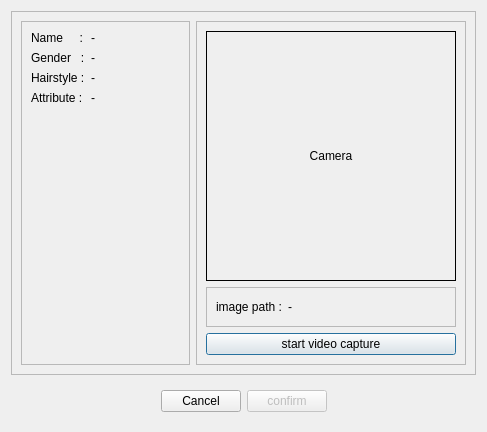
Old version of the form ui/admgui/all_ui/event_setting/camera_confirm_dialog.ui in the repository RaynoldPanjiZ/gui_pyside6.
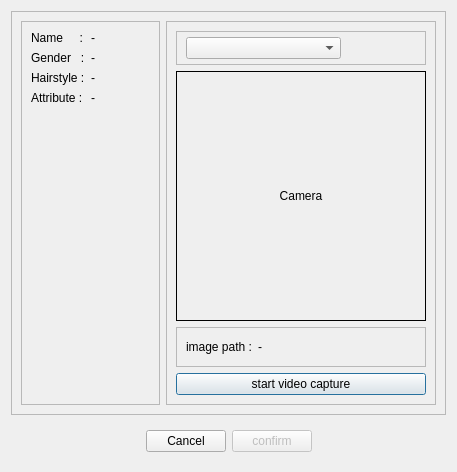
New version of the form.

Patch:
```diff
--- a/ui/admgui/all_ui/event_setting/camera_confirm_dialog.ui
+++ b/ui/admgui/all_ui/event_setting/camera_confirm_dialog.ui
@@ -6,16 +6,28 @@
    <rect>
     <x>0</x>
     <y>0</y>
-    <width>487</width>
-    <height>430</height>
+    <width>457</width>
+    <height>471</height>
    </rect>
   </property>
+  <property name="sizePolicy">
+   <sizepolicy hsizetype="Preferred" vsizetype="Preferred">
+    <horstretch>0</horstretch>
+    <verstretch>0</verstretch>
+   </sizepolicy>
+  </property>
   <property name="windowTitle">
    <string>Dialog</string>
   </property>
   <layout class="QVBoxLayout" name="verticalLayout">
    <item>
     <widget class="QFrame" name="frame_2">
+     <property name="sizePolicy">
+      <sizepolicy hsizetype="Preferred" vsizetype="Preferred">
+       <horstretch>0</horstretch>
+       <verstretch>0</verstretch>
+      </sizepolicy>
+     </property>
      <property name="frameShape">
       <enum>QFrame::StyledPanel</enum>
      </property>
@@ -119,6 +131,12 @@
       </item>
       <item>
        <widget class="QFrame" name="frame_4">
+        <property name="sizePolicy">
+         <sizepolicy hsizetype="Preferred" vsizetype="Preferred">
+          <horstretch>0</horstretch>
+          <verstretch>0</verstretch>
+         </sizepolicy>
+        </property>
         <property name="frameShape">
          <enum>QFrame::StyledPanel</enum>
         </property>
@@ -126,6 +144,59 @@
          <enum>QFrame::Raised</enum>
         </property>
         <layout class="QVBoxLayout" name="verticalLayout_2">
+         <item>
+          <widget class="QFrame" name="frame_6">
+           <property name="sizePolicy">
+            <sizepolicy hsizetype="Preferred" vsizetype="Fixed">
+             <horstretch>0</horstretch>
+             <verstretch>0</verstretch>
+            </sizepolicy>
+           </property>
+           <property name="frameShape">
+            <enum>QFrame::StyledPanel</enum>
+           </property>
+           <property name="frameShadow">
+            <enum>QFrame::Raised</enum>
+           </property>
+           <layout class="QHBoxLayout" name="horizontalLayout_4">
+            <property name="leftMargin">
+             <number>9</number>
+            </property>
+            <property name="topMargin">
+             <number>5</number>
+            </property>
+            <property name="rightMargin">
+             <number>9</number>
+            </property>
+            <property name="bottomMargin">
+             <number>5</number>
+            </property>
+            <item>
+             <widget class="QComboBox" name="change_ch">
+              <property name="currentText">
+               <string/>
+              </property>
+             </widget>
+            </item>
+            <item>
+             <spacer name="horizontalSpacer_5">
+              <property name="orientation">
+               <enum>Qt::Horizontal</enum>
+              </property>
+              <property name="sizeType">
+               <enum>QSizePolicy::Maximum</enum>
+              </property>
+              <property name="sizeHint" stdset="0">
+               <size>
+                <width>75</width>
+                <height>20</height>
+               </size>
+              </property>
+             </spacer>
+            </item>
+           </layout>
+          </widget>
+         </item>
          <item>
           <widget class="QLabel" name="label_cam">
            <property name="sizePolicy">
@@ -153,6 +224,12 @@
          </item>
          <item>
           <widget class="QFrame" name="frame_5">
+           <property name="sizePolicy">
+            <sizepolicy hsizetype="Preferred" vsizetype="Fixed">
+             <horstretch>0</horstretch>
+             <verstretch>0</verstretch>
+            </sizepolicy>
+           </property>
            <property name="frameShape">
             <enum>QFrame::StyledPanel</enum>
            </property>
@@ -220,6 +297,12 @@
    </item>
    <item>
     <widget class="QFrame" name="frame">
+     <property name="sizePolicy">
+      <sizepolicy hsizetype="Preferred" vsizetype="Fixed">
+       <horstretch>0</horstretch>
+       <verstretch>0</verstretch>
+      </sizepolicy>
+     </property>
      <property name="frameShape">
       <enum>QFrame::NoFrame</enum>
      </property>
```
Left out of the diff: 70 changed lines with no effect on the pictures.
